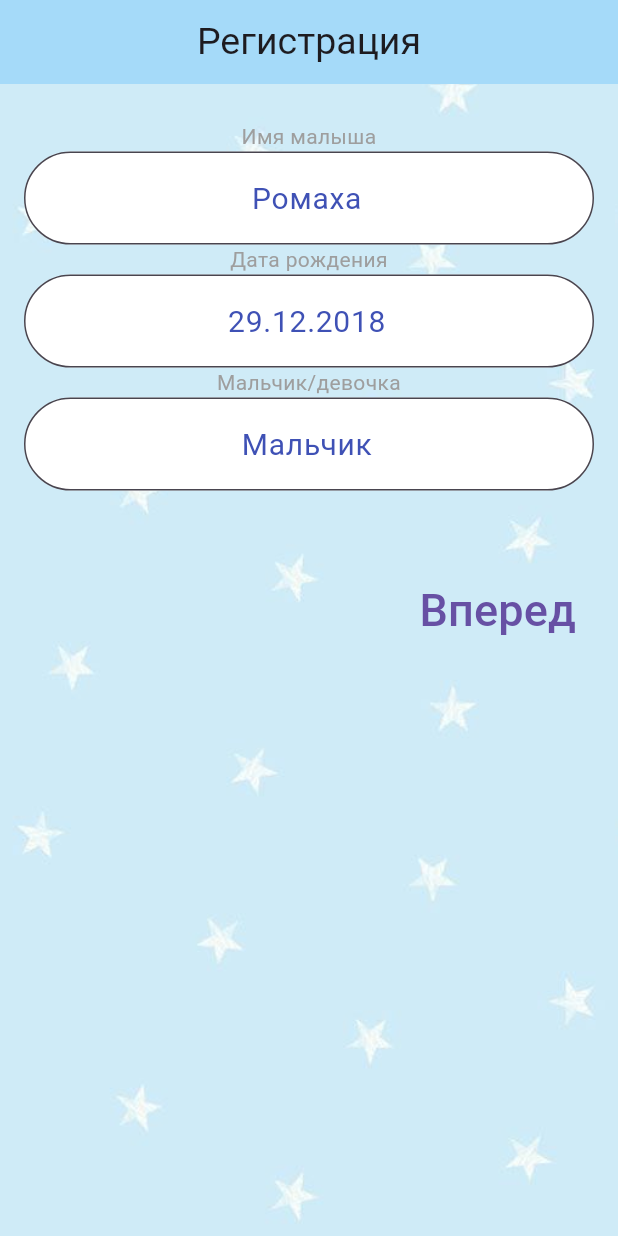
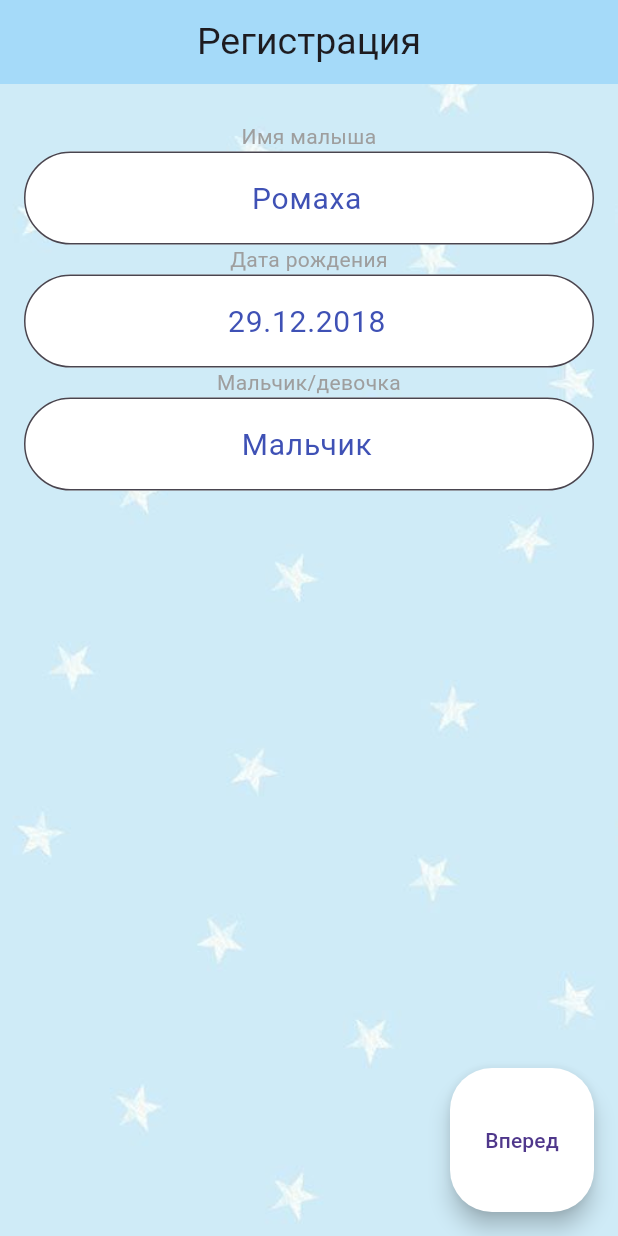
Before and after one commit to TagaevaMaria/My-baby, a Flutter app: the screen it shows after launch, on a phone screen of 412 x 824 dp. Run offline on Flutter 3.47's test engine with Material 3 defaults, Android fonts, the light colour scheme and no system bars; our stand-ins replace hive, hive_flutter, table_calendar; accounts and stored records are empty.

Commit message:
02.03.2024. повтор теории + рефакторин экрана авторизации.

```diff
--- a/lib/authorization/authorization.dart
+++ b/lib/authorization/authorization.dart
@@ -1,44 +1,29 @@
+import 'package:flutter/material.dart';
+import 'package:my_baby/authorization/authorization_model.dart';
+import '../main_screen/background_widget.dart';
+import '../ui/theme/style_text_filed.dart';
 
-import 'package:flutter/material.dart';
-import 'package:my_baby/ui/navigation/main_navigation.dart';
-import '../main_screen/background_widget.dart';
-import '../main_screen/main_screen_widget.dart';
-
-/// стиль TextField
-const _styleTextFiled = InputDecoration(
-  filled: true,
-  fillColor: Colors.white,
-  border: OutlineInputBorder(
-    borderRadius: BorderRadius.all(
-      Radius.circular(50),
-    ),
-  ),
-);
-
-/// авторизация
+///класс, который хронит модель.
 class Authorization extends StatefulWidget {
-  const Authorization({Key? key}) : super(key: key);
+  const Authorization({super.key});
 
   @override
-  _AuthorizationState createState() => _AuthorizationState();
+  State<Authorization> createState() => _AuthorizationState();
 }
 
 class _AuthorizationState extends State<Authorization> {
-  final _autNameController = TextEditingController(text: 'Ромаха');
-  final _autDataController = TextEditingController(text: '29.12.2018');
-  final _autPolController = TextEditingController(text: 'Мальчик');
+  final _model = AuthorizationModel();
 
-  void _autNext() {
-    final name = _autNameController.text;
-    final data = _autDataController.text;
-    final pol = _autPolController.text;
-    if (name == 'Ромаха' && data == '29.12.2018' && pol == 'Мальчик') {
-      Navigator.of(context).pushNamed(MainNavigationRouteNames.mainScreenWidget);
-      MaterialPageRoute<void>(builder: (context) => MainScreenWidget());
-    } else {
-      print('show error');
+  @override
+  Widget build(BuildContext context) {
+    return AuthorizationModelProvider(
+        model: _model, child: const AuthorizationScreen());
   }
 }
+
+/// вертска экрана.
+class AuthorizationScreen extends StatelessWidget {
+  const AuthorizationScreen({super.key});
 
   @override
   Widget build(BuildContext context) {
@@ -56,63 +41,34 @@ class _AuthorizationState extends State<Authorization> {
         ),
       ),
       body: Padding(
-            padding: EdgeInsets.symmetric(horizontal: 16),
-            child: Container(
+        padding: const EdgeInsets.symmetric(horizontal: 16),
         child: Column(
           children: [
             const SizedBox(height: 25),
-                  const Text(
-                    'Имя малыша',
-                    style: TextStyle(color: Colors.grey),
-                    textAlign: TextAlign.center,
+            MyText(text: 'Имя малыша'),
+            MyTextFild(
+                controller: AuthorizationModelProvider.read(context)
+                    ?.model
+                    .autNameController),
+            MyText(text: 'Дата рождения'),
+            MyTextFild(
+                controller: AuthorizationModelProvider.read(context)
+                    ?.model
+                    .autDataController),
+            MyText(text: 'Мальчик/девочка'),
+            MyTextFild(
+              controller: AuthorizationModelProvider.read(context)
+                  ?.model
+                  .autPolController,
             ),
-                  TextField(
-                      controller: _autNameController,
-                      style: const TextStyle(fontSize: 20, color: Colors.indigo),
-                      textAlign: TextAlign.center,
-                      decoration: _styleTextFiled),
-                  const Text(
-                    'Дата рождения',
-                    style: TextStyle(color: Colors.grey),
-                    textAlign: TextAlign.center,
-                  ),
-                  TextField(
-                    controller: _autDataController,
-                    style: const TextStyle(
-                      fontSize: 20,
-                      color: Colors.indigo,
-                    ),
-                    textAlign: TextAlign.center,
-                    decoration: _styleTextFiled,
-                  ),
-                  const Text(
-                    'Мальчик/девочка',
-                    style: TextStyle(color: Colors.grey),
-                    textAlign: TextAlign.center,
-                  ),
-                  TextField(
-                    controller: _autPolController,
-                    style: TextStyle(fontSize: 20, color: Colors.indigo),
-                    textAlign: TextAlign.center,
-                    decoration: _styleTextFiled,
-                  ),
-                  SizedBox(height: 50),
-                  Row(
-                    mainAxisAlignment: MainAxisAlignment.end,
-                    children: [
-                      TextButton(
-                        onPressed: _autNext,
-                        child: const Text(
-                          'Вперед',
-                          style: TextStyle(fontSize: 30),
-                        ),
-                      ),
-                    ],
-                  )
           ],
         ),
       ),
-          )),
-    );
+      floatingActionButton: FloatingActionButton.large(backgroundColor: Colors.white,
+        onPressed: () =>
+            AuthorizationModelProvider.watch(context)?.model.autNext(context),
+        child: const Text('Вперед'),
+      ),
+    ));
   }
 }
--- /dev/null
+++ b/lib/authorization/authorization_model.dart
@@ -0,0 +1,57 @@
+import 'package:flutter/material.dart';
+import 'package:my_baby/ui/navigation/main_navigation.dart';
+import '../main_screen/main_screen_widget.dart';
+
+class AuthorizationModel extends ChangeNotifier {
+
+  final _autNameController = TextEditingController(text: 'Ромаха');
+  get autNameController {
+   return _autNameController;}
+
+
+  final _autDataController = TextEditingController(text: '29.12.2018');
+  get autDataController {return _autDataController; }
+
+
+  final _autPolController = TextEditingController(text: 'Мальчик');
+  get autPolController {return _autPolController;}
+
+
+  void autNext(BuildContext context) async {
+    final name = _autNameController.text;
+    final data = _autDataController.text;
+    final pol = _autPolController.text;
+    if (name == 'Ромаха' && data == '29.12.2018' && pol == 'Мальчик') { await
+      Navigator.of(context).pushNamed(MainNavigationRouteNames.mainScreenWidget);
+      MaterialPageRoute<void>(builder: (context) => const MainScreenWidget());
+    } else {
+      print('show error');
+    }
+  }
+
+
+
+}
+
+class AuthorizationModelProvider extends InheritedNotifier {
+  final AuthorizationModel model;
+
+  const AuthorizationModelProvider({
+    Key? key,
+    required this.model,
+    required Widget child,
+  }) : super(key: key, child: child, notifier: model);
+
+  static AuthorizationModelProvider? watch(BuildContext context) {
+    return context
+        .dependOnInheritedWidgetOfExactType<AuthorizationModelProvider>();
+  }
+
+  static AuthorizationModelProvider? read(BuildContext context) {
+    final widget = context
+        .getElementForInheritedWidgetOfExactType<AuthorizationModelProvider>()
+        ?.widget;
+    return widget is AuthorizationModelProvider ? widget : null;
+
+  }
+}
--- /dev/null
+++ b/lib/ui/theme/style_text_filed.dart
@@ -0,0 +1,66 @@
+import 'package:flutter/material.dart';
+
+
+///Widget TextFiled
+class MyTextFild extends StatelessWidget {
+  final TextEditingController controller;
+
+  const MyTextFild({super.key, required this.controller});
+
+  @override
+  Widget build(BuildContext context) {
+    return TextField(
+      controller: controller,
+      style: const TextStyle(fontSize: 20, color: Colors.indigo),
+      textAlign: TextAlign.center,
+      decoration: const InputDecoration(
+        filled: true,
+        fillColor: Colors.white,
+        border: OutlineInputBorder(
+          borderRadius: BorderRadius.all(
+            Radius.circular(50),
+          ),
+        ),
+      ),
+    );
+  }
+}
+
+/// виджет текста, который над MyTextFild
+class MyText extends StatelessWidget {
+  final String text;
+
+  MyText({super.key, required this.text});
+
+  @override
+  Widget build(BuildContext context) {
+    return Text(text,
+      style: TextStyle(color: Colors.grey),
+      textAlign: TextAlign.center,
+    );
+  }
+}
+
+/// настройка  AppBar
+class MyAppBar extends StatelessWidget {
+  final String text;
+  final Widget widget;
+   const MyAppBar({super.key, required this.text, required this.widget});
+
+  @override
+  Widget build(BuildContext context) {
+    return  Scaffold(
+        backgroundColor: Colors.transparent,
+        resizeToAvoidBottomInset: false,
+        appBar: AppBar(
+          backgroundColor: const Color.fromRGBO(165, 218, 249, 1),
+          title:  Center(
+            child: Text(
+              text,
+              style:  TextStyle(fontSize: 25),
+            ),
+          ),
+        ),
+    body: widget,);
+  }
+}
```
Lines whose indentation alone changed are shown as unchanged.
